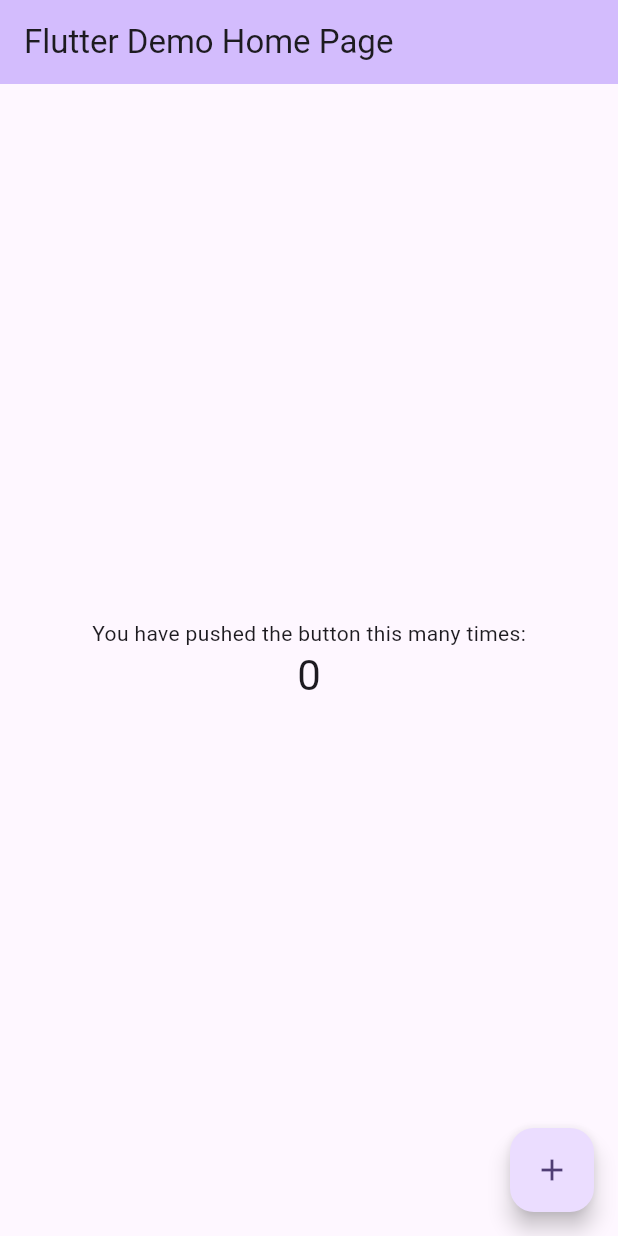
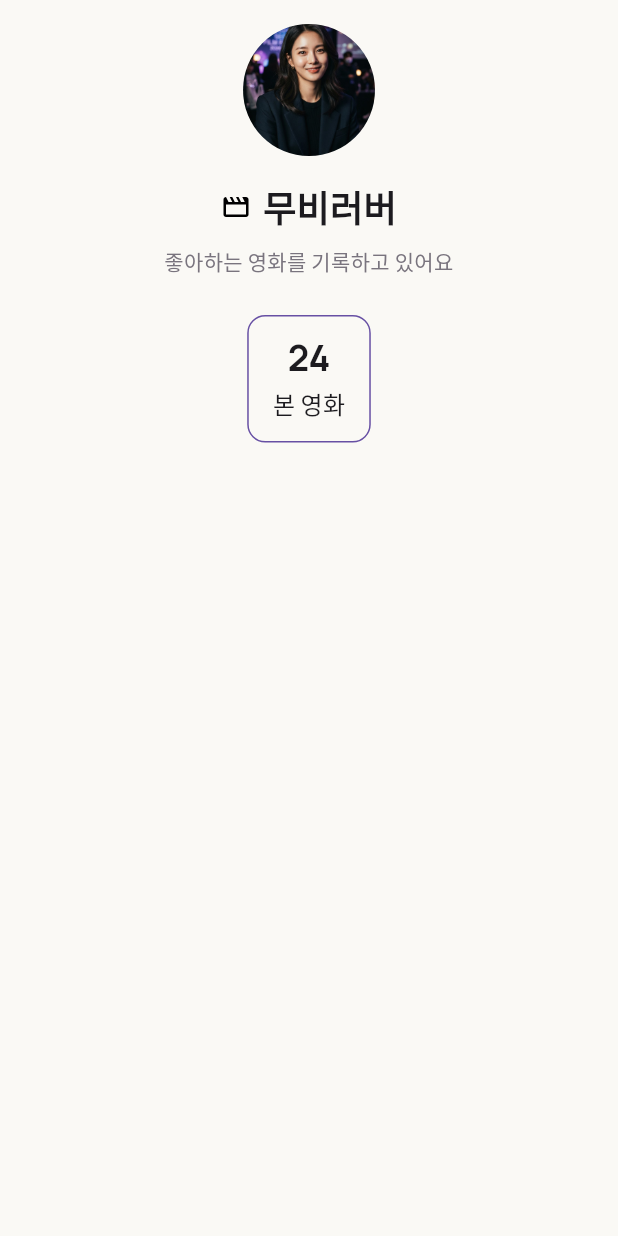
Before and after one commit to SSUMC-11th-organization/PE_Mobile_B, a Flutter app: the screen it shows after launch, on a phone screen of 412 x 824 dp. Run offline on Flutter 3.47's test engine with Material 3 defaults, Android fonts, the light colour scheme and no system bars; our stand-ins replace flutter_svg.

Commit message:
practice: Guided Practice 완료

```diff
--- a/jay/lib/main.dart
+++ b/jay/lib/main.dart
@@ -1,121 +1,91 @@
 import 'package:flutter/material.dart';
+import 'package:flutter_svg/flutter_svg.dart';
+import 'package:jay/theme/app_theme.dart';
+
+import 'screens/profile_screen.dart';
 
 void main() {
-  runApp(const MyApp());
+  runApp(const MovieLogApp());
 }
 
-class MyApp extends StatelessWidget {
-  const MyApp({super.key});
+class MovieLogApp extends StatelessWidget {
+  const MovieLogApp({super.key});
 
-  // This widget is the root of your application.
   @override
   Widget build(BuildContext context) {
     return MaterialApp(
-      title: 'Flutter Demo',
-      theme: ThemeData(
-        // This is the theme of your application.
-        //
-        // TRY THIS: Try running your application with "flutter run". You'll see
-        // the application has a purple toolbar. Then, without quitting the app,
-        // try changing the seedColor in the colorScheme below to Colors.green
-        // and then invoke "hot reload" (save your changes or press the "hot
-        // reload" button in a Flutter-supported IDE, or press "r" if you used
-        // the command line to start the app).
-        //
-        // Notice that the counter didn't reset back to zero; the application
-        // state is not lost during the reload. To reset the state, use hot
-        // restart instead.
-        //
-        // This works for code too, not just values: Most code changes can be
-        // tested with just a hot reload.
-        colorScheme: .fromSeed(seedColor: Colors.deepPurple),
-      ),
-      home: const MyHomePage(title: 'Flutter Demo Home Page'),
+      debugShowCheckedModeBanner: false,
+      title: 'MovieLog',
+      theme: AppTheme.light,
+      home: const ProfileScreen(),
     );
   }
 }
 
-class MyHomePage extends StatefulWidget {
-  const MyHomePage({super.key, required this.title});
-
-  // This widget is the home page of your application. It is stateful, meaning
-  // that it has a State object (defined below) that contains fields that affect
-  // how it looks.
-
-  // This class is the configuration for the state. It holds the values (in this
-  // case the title) provided by the parent (in this case the App widget) and
-  // used by the build method of the State. Fields in a Widget subclass are
-  // always marked "final".
-
-  final String title;
-
-  @override
-  State<MyHomePage> createState() => _MyHomePageState();
-}
-
-class _MyHomePageState extends State<MyHomePage> {
-  int _counter = 0;
-
-  void _incrementCounter() {
-    setState(() {
-      // This call to setState tells the Flutter framework that something has
-      // changed in this State, which causes it to rerun the build method below
-      // so that the display can reflect the updated values. If we changed
-      // _counter without calling setState(), then the build method would not be
-      // called again, and so nothing would appear to happen.
-      _counter++;
-    });
-  }
+class StartScreen extends StatelessWidget {
+  const StartScreen({super.key});
 
   @override
   Widget build(BuildContext context) {
-    // This method is rerun every time setState is called, for instance as done
-    // by the _incrementCounter method above.
-    //
-    // The Flutter framework has been optimized to make rerunning build methods
-    // fast, so that you can just rebuild anything that needs updating rather
-    // than having to individually change instances of widgets.
+    // TODO: implement build
     return Scaffold(
-      appBar: AppBar(
-        // TRY THIS: Try changing the color here to a specific color (to
-        // Colors.amber, perhaps?) and trigger a hot reload to see the AppBar
-        // change color while the other colors stay the same.
-        backgroundColor: Theme.of(context).colorScheme.inversePrimary,
-        // Here we take the value from the MyHomePage object that was created by
-        // the App.build method, and use it to set our appbar title.
-        title: Text(widget.title),
-      ),
-      body: Center(
-        // Center is a layout widget. It takes a single child and positions it
-        // in the middle of the parent.
-        child: Column(
-          // Column is also a layout widget. It takes a list of children and
-          // arranges them vertically. By default, it sizes itself to fit its
-          // children horizontally, and tries to be as tall as its parent.
-          //
-          // Column has various properties to control how it sizes itself and
-          // how it positions its children. Here we use mainAxisAlignment to
-          // center the children vertically; the main axis here is the vertical
-          // axis because Columns are vertical (the cross axis would be
-          // horizontal).
-          //
-          // TRY THIS: Invoke "debug painting" (choose the "Toggle Debug Paint"
-          // action in the IDE, or press "p" in the console), to see the
-          // wireframe for each widget.
-          mainAxisAlignment: .center,
-          children: [
-            const Text('You have pushed the button this many times:'),
-            Text(
-              '$_counter',
-              style: Theme.of(context).textTheme.headlineMedium,
-            ),
-          ],
+      body: SafeArea(
+        child: Padding(
+          padding: const EdgeInsets.all(24),
+          child: Column(
+            children: [
+              const Text(
+                'FLUTTER 1주차',
+                style: TextStyle(
+                  fontSize: 14,
+                  fontWeight: FontWeight.bold,
+                  color: Colors.grey,
+                ),
+              ),
+              const SizedBox(height: 32),
+              SvgPicture.asset(
+                'assets/logos/movielog_logo.svg',
+                width: 72,
+                height: 72,
+                semanticsLabel: 'MovieLog 로고',
+              ),
+              const SizedBox(height: 40),
+              const Text(
+                '영화의 순간을\n기록하세요',
+                textAlign: TextAlign.center,
+                style: TextStyle(
+                  fontSize: 28,
+                  fontWeight: FontWeight.bold,
+                  height: 1.3,
+                ),
+              ),
+              const SizedBox(height: 8),
+              const Text(
+                '보고 싶은 영화부터 나만의 평점까지\n한곳에서 관리해요',
+                textAlign: TextAlign.center,
+                style: TextStyle(fontSize: 15, color: Colors.grey, height: 1.5),
+              ),
+              const Spacer(),
+              SizedBox(
+                width: double.infinity,
+                child: ElevatedButton(
+                  onPressed: () {
+                    debugPrint('시작하기 버튼을 눌렀습니다.');
+                  },
+                  style: ElevatedButton.styleFrom(
+                    backgroundColor: Colors.deepPurple,
+                    foregroundColor: Colors.white,
+                    minimumSize: const Size(double.infinity, 56),
+                    shape: RoundedRectangleBorder(
+                      borderRadius: BorderRadius.circular(16),
+                    ),
+                  ),
+                  child: const Text('시작하기'),
+                ),
+              ),
+            ],
+          ),
         ),
-      ),
-      floatingActionButton: FloatingActionButton(
-        onPressed: _incrementCounter,
-        tooltip: 'Increment',
-        child: const Icon(Icons.add),
       ),
     );
   }
--- /dev/null
+++ b/jay/lib/screens/profile_screen.dart
@@ -0,0 +1,29 @@
+import 'package:flutter/material.dart';
+import 'package:jay/widgets/stat_item.dart';
+
+import '../widgets/profile_header.dart';
+
+class ProfileScreen extends StatelessWidget {
+  const ProfileScreen({super.key});
+  @override
+  Widget build(BuildContext context) {
+    // TODO: implement build
+    return const Scaffold(
+      body: SafeArea(
+        child: Padding(
+          padding: EdgeInsets.all(16),
+          child: SizedBox(
+            width: double.infinity,
+            child: Column(
+              children: [
+                ProfileHeader(),
+                SizedBox(height: 24),
+                StatItem(label: '본 영화', value: '24'),
+              ],
+            ),
+          ),
+        ),
+      ),
+    );
+  }
+}
--- a/jay/lib/theme/app_theme.dart
+++ b/jay/lib/theme/app_theme.dart
@@ -1,10 +1,19 @@
 import 'package:flutter/material.dart';
 import 'package:flutter/services.dart';
+import 'package:jay/theme/app_text_styles.dart';
 
 import 'app_colors.dart';
 
 abstract final class AppTheme {
   static final ThemeData light = ThemeData(
+    colorScheme: ColorScheme.fromSeed(seedColor: AppColors.violet)
+        .copyWith(primary: AppColors.violet, surface: AppColors.warmWhite),
+    textTheme: const TextTheme(
+      titleLarge: AppTextStyles.titleLarge,
+      titleMedium: AppTextStyles.titleMedium,
+      bodyMedium: AppTextStyles.bodyMedium,
+      bodySmall: AppTextStyles.bodySmall,
+    ),
     useMaterial3: true,
     fontFamily: 'Manrope',
     scaffoldBackgroundColor: AppColors.warmWhite,
--- /dev/null
+++ b/jay/lib/widgets/profile_header.dart
@@ -0,0 +1,47 @@
+import 'package:flutter/material.dart';
+import 'package:flutter_svg/flutter_svg.dart';
+
+import '../theme/app_text_styles.dart';
+
+class ProfileHeader extends StatelessWidget {
+  const ProfileHeader({super.key});
+
+  @override
+  Widget build(BuildContext context) {
+    // TODO: implement build
+    return Column(
+      children: [
+        ClipOval(
+          child: Image.asset(
+            'assets/images/profile/profile_movielog.jpg',
+            width: 88,
+            height: 88,
+            fit: BoxFit.cover,
+          ),
+        ),
+        const SizedBox(height: 16),
+
+        Row(
+          mainAxisSize: MainAxisSize.min,
+          children: [
+            SvgPicture.asset(
+              'assets/icons/movie.svg',
+              width: 20,
+              height: 20,
+              semanticsLabel: '영화 아이콘',
+            ),
+            const SizedBox(width: 8),
+            const Text('무비러버', style: AppTextStyles.titleLarge),
+          ],
+        ),
+        const SizedBox(height: 8),
+
+        const Text(
+          '좋아하는 영화를 기록하고 있어요',
+          textAlign: TextAlign.center,
+          style: AppTextStyles.bodySmall,
+        ),
+      ],
+    );
+  }
+}
--- /dev/null
+++ b/jay/lib/widgets/stat_item.dart
@@ -0,0 +1,30 @@
+import 'package:flutter/material.dart';
+
+class StatItem extends StatelessWidget {
+  const StatItem({super.key, required this.label, required this.value});
+
+  final String label;
+  final String value;
+
+  @override
+  Widget build(BuildContext context) {
+    final colors = Theme.of(context).colorScheme;
+    final textTheme = Theme.of(context).textTheme;
+
+    return Container(
+      padding: const EdgeInsets.symmetric(horizontal: 16, vertical: 12),
+      decoration: BoxDecoration(
+        color: colors.surface,
+        border: Border.all(color: colors.primary),
+        borderRadius: BorderRadius.circular(12),
+      ),
+      child: Column(
+        children: [
+          Text(value, style: textTheme.titleLarge),
+          const SizedBox(height: 4),
+          Text(label),
+        ],
+      ),
+    );
+  }
+}
--- a/jay/pubspec.yaml
+++ b/jay/pubspec.yaml
@@ -54,7 +54,8 @@ dev_dependencies:
 flutter:
   uses-material-design: true
   assets:
-    - assets/images/
+    - assets/images/profile/
+    - assets/images/posters/
     - assets/icons/
     - assets/logos/
   fonts:
```
Also changed, not shown: 1 other file.
